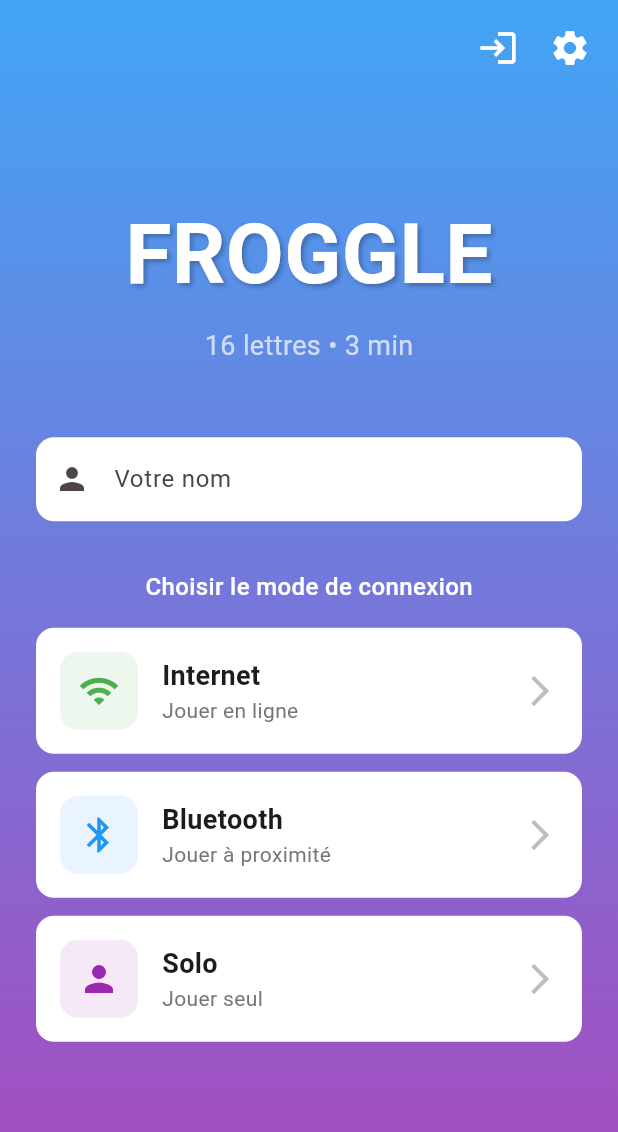
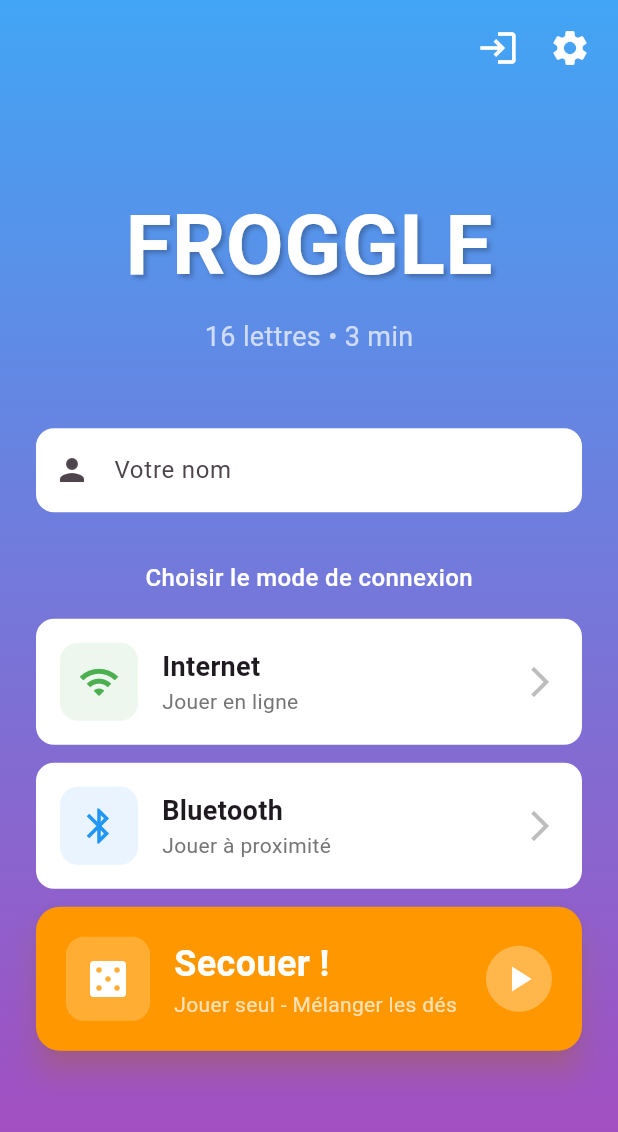
Before and after one commit to jojo8356/Boggle, a Flutter app: the screen it shows after launch, on a phone screen of 412 x 824 dp. Shown: the top 1132 px of the screen. Run offline on Flutter 3.47's test engine with Material 3 defaults, Android fonts, the phone set to English and light mode, and no system bars; our stand-ins replace flutter_bluetooth_serial, shared_preferences, sqflite; missing offline and left inert: flutter_p2p_connection; accounts and stored records are empty.

Commit message:
feat(shake): ajouter bouton "Secouer !" avec animation et vibration
- Nouveau bouton orange "Secouer !" remplace le bouton Solo
- Animation de secouage quand on appuie sur le bouton
- Feedback haptique (vibration) lors du secouage
- Icône de dé (casino) pour évoquer le Boggle physique
- Design plus attrayant et immersif

Résout l'Issue #4 - Métaphore du secouage pour Mme Pavochko

Co-Authored-By: Claude Opus 4.5 <noreply@anthropic.com>

```diff
--- a/lib/screens/home_screen.dart
+++ b/lib/screens/home_screen.dart
@@ -1,4 +1,5 @@
 import 'package:flutter/material.dart';
+import 'package:flutter/services.dart';
 import 'package:provider/provider.dart';
 import 'package:flutter_bluetooth_serial/flutter_bluetooth_serial.dart' as bt;
 import '../services/game_provider.dart';
@@ -305,11 +306,7 @@ class _HomeScreenState extends State<HomeScreen> {
                       onTap: () => _showBluetoothDialog(),
                     ),
                     const SizedBox(height: 12),
-                    _ConnectionButton(
-                      icon: Icons.person,
-                      label: 'Solo',
-                      description: 'Jouer seul',
-                      color: Colors.purple,
+                    _ShakeButton(
                       onTap: _startTestGame,
                     ),
                   ],
@@ -526,3 +523,145 @@ class _BluetoothDeviceDialog extends StatelessWidget {
     );
   }
 }
+
+class _ShakeButton extends StatefulWidget {
+  final VoidCallback onTap;
+
+  const _ShakeButton({required this.onTap});
+
+  @override
+  State<_ShakeButton> createState() => _ShakeButtonState();
+}
+
+class _ShakeButtonState extends State<_ShakeButton>
+    with SingleTickerProviderStateMixin {
+  late AnimationController _shakeController;
+  late Animation<double> _shakeAnimation;
+  bool _isShaking = false;
+
+  @override
+  void initState() {
+    super.initState();
+    _shakeController = AnimationController(
+      duration: const Duration(milliseconds: 500),
+      vsync: this,
+    );
+    _shakeAnimation = Tween<double>(begin: 0, end: 1).animate(
+      CurvedAnimation(parent: _shakeController, curve: Curves.elasticIn),
+    );
+  }
+
+  @override
+  void dispose() {
+    _shakeController.dispose();
+    super.dispose();
+  }
+
+  void _onPressed() async {
+    if (_isShaking) return;
+
+    setState(() {
+      _isShaking = true;
+    });
+
+    // Vibration pattern
+    HapticFeedback.mediumImpact();
+    await Future.delayed(const Duration(milliseconds: 100));
+    HapticFeedback.mediumImpact();
+    await Future.delayed(const Duration(milliseconds: 100));
+    HapticFeedback.heavyImpact();
+
+    // Shake animation
+    await _shakeController.forward();
+    _shakeController.reset();
+
+    setState(() {
+      _isShaking = false;
+    });
+
+    // Start game
+    widget.onTap();
+  }
+
+  @override
+  Widget build(BuildContext context) {
+    return AnimatedBuilder(
+      animation: _shakeAnimation,
+      builder: (context, child) {
+        final shake = _isShaking
+            ? ((_shakeAnimation.value * 10) - 5) *
+              (1 - _shakeAnimation.value) * 2
+            : 0.0;
+        return Transform.translate(
+          offset: Offset(shake, 0),
+          child: child,
+        );
+      },
+      child: Material(
+        color: Colors.orange,
+        borderRadius: BorderRadius.circular(16),
+        elevation: 8,
+        shadowColor: Colors.orange.withValues(alpha: 0.5),
+        child: InkWell(
+          onTap: _onPressed,
+          borderRadius: BorderRadius.circular(16),
+          child: Container(
+            padding: const EdgeInsets.all(20),
+            child: Row(
+              mainAxisAlignment: MainAxisAlignment.center,
+              children: [
+                Container(
+                  padding: const EdgeInsets.all(12),
+                  decoration: BoxDecoration(
+                    color: Colors.white.withValues(alpha: 0.2),
+                    borderRadius: BorderRadius.circular(12),
+                  ),
+                  child: const Icon(
+                    Icons.casino,
+                    color: Colors.white,
+                    size: 32,
+                  ),
+                ),
+                const SizedBox(width: 16),
+                const Expanded(
+                  child: Column(
+                    crossAxisAlignment: CrossAxisAlignment.start,
+                    children: [
+                      Text(
+                        'Secouer !',
+                        style: TextStyle(
+                          fontSize: 24,
+                          fontWeight: FontWeight.bold,
+                          color: Colors.white,
+                        ),
+                      ),
+                      Text(
+                        'Jouer seul - Mélanger les dés',
+                        style: TextStyle(
+                          fontSize: 14,
+                          color: Colors.white70,
+                        ),
+                      ),
+                    ],
+                  ),
+                ),
+                Container(
+                  padding: const EdgeInsets.all(8),
+                  decoration: BoxDecoration(
+                    color: Colors.white.withValues(alpha: 0.3),
+                    shape: BoxShape.circle,
+                  ),
+                  child: const Icon(
+                    Icons.play_arrow,
+                    color: Colors.white,
+                    size: 28,
+                  ),
+                ),
+              ],
+            ),
+          ),
+        ),
+      ),
+    );
+  }
+}
```
